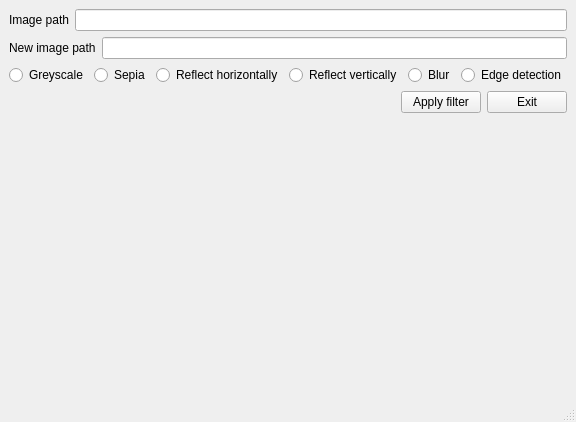
Old version of the form mainwindow.ui in the repository aathishb/Image-filters.
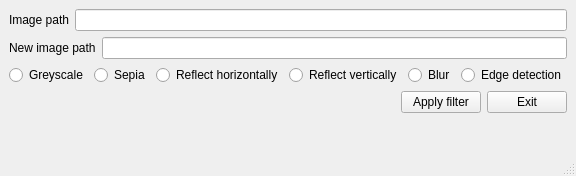
New version of the form.

What changed in the file:
```diff
--- a/mainwindow.ui
+++ b/mainwindow.ui
@@ -6,8 +6,8 @@
    <rect>
     <x>0</x>
     <y>0</y>
-    <width>572</width>
-    <height>422</height>
+    <width>531</width>
+    <height>176</height>
    </rect>
   </property>
   <property name="windowTitle">
```
Left out of the diff: 2 changed lines with no effect on the pictures.
